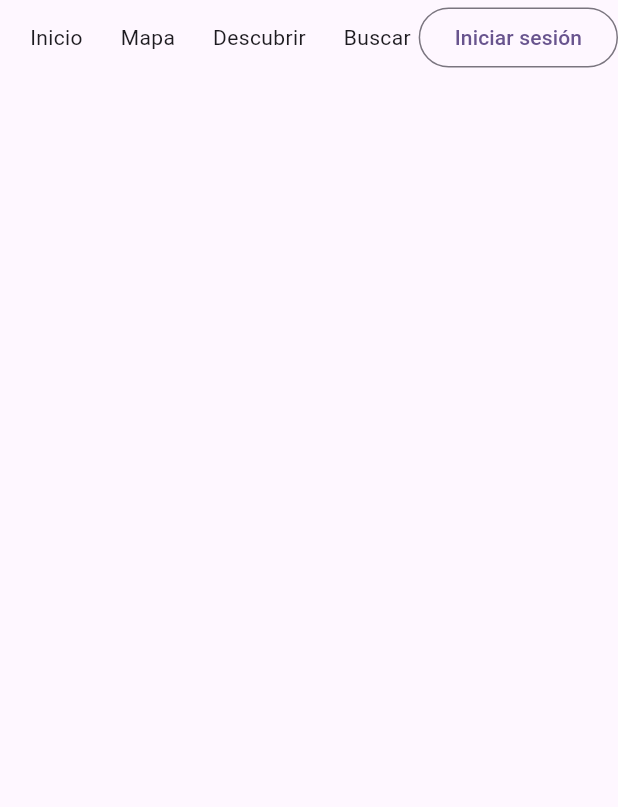
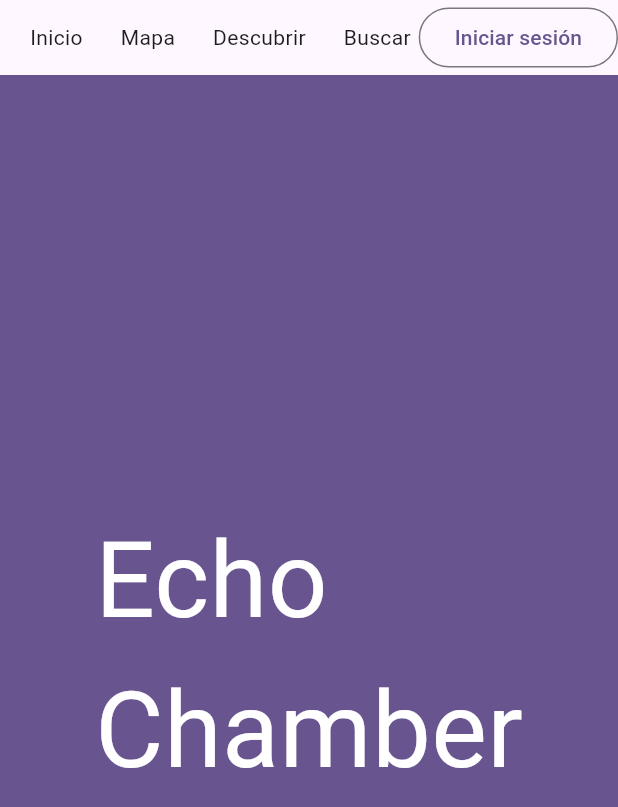
Before and after one commit to adrianadosb14/echochamber, a Flutter app: the screen it shows after launch, on a phone screen of 412 x 824 dp. Shown: the top 807 px of the screen. Run offline on Flutter 3.47's test engine with Material 3 defaults, Android fonts, the light colour scheme and no system bars.

Commit message:
feat: añadir placeholder a home

```diff
--- a/lib/pages/home_page.dart
+++ b/lib/pages/home_page.dart
@@ -36,11 +36,20 @@ class _MyHomePageState extends State<HomePage> {
 
   @override
   Widget build(BuildContext context) {
-    return const Scaffold(
+    return Scaffold(
       body: Column(
         mainAxisAlignment: MainAxisAlignment.start,
         children: <Widget>[
-          CustomAppBar(),
+          const CustomAppBar(),
+          Expanded(child: Container(
+            color: Theme.of(context).colorScheme.primary,
+            child: const Center(
+              child: Text('Echo\nChamber', style: TextStyle(
+                  fontSize: 70,
+                  color: Colors.white
+              ),),
+            ),
+          )),
         ],
       ),
     );
```
